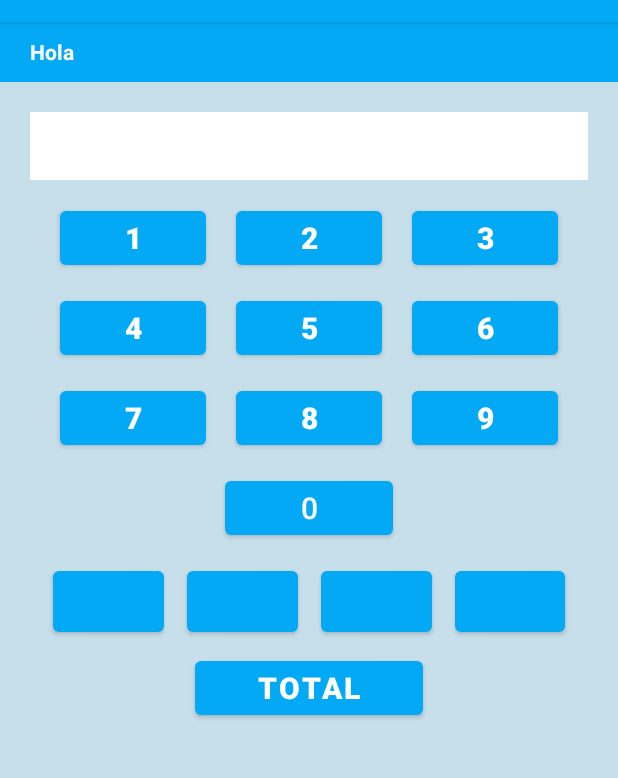
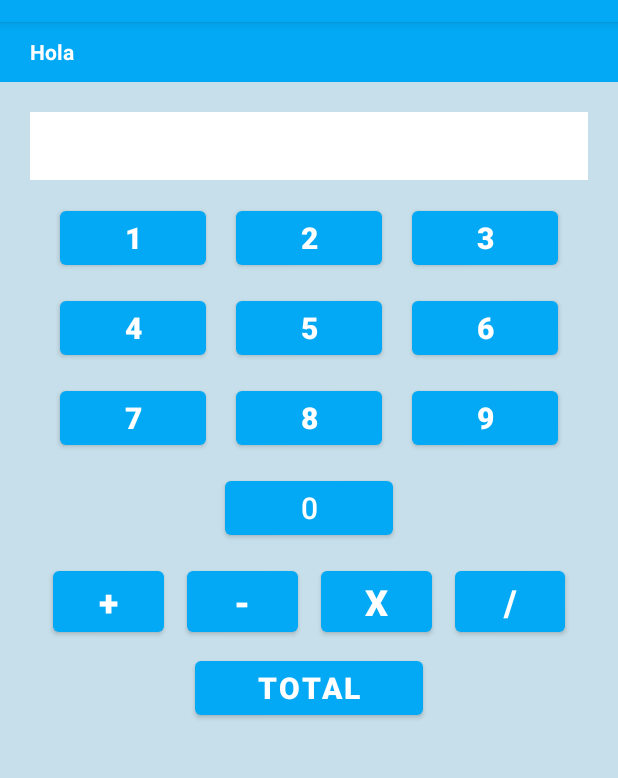
Before and after one commit to AngelaEspinosa2021/EjercicioParcialMoviles, an Android app: the screen it shows after launch (CalculadoraActivity), on a phone screen of 412 x 824 dp, the part 62-840 px from its top. Run offline under Robolectric (Android 15) with nearby library versions, the phone set to English and light mode, and no system bars.

```diff
--- a/EjercicioParcialUno/app/src/main/res/layout/activity_calculadora.xml
+++ b/EjercicioParcialUno/app/src/main/res/layout/activity_calculadora.xml
@@ -250,6 +250,7 @@
             android:layout_marginRight="15dp"
             android:layout_weight="1"
             android:width="30dp"
+            android:text="+"
             android:textSize="24sp"
             android:textStyle="bold"
             tools:text="+" />
@@ -261,6 +262,7 @@
             android:layout_marginRight="15dp"
             android:layout_weight="1"
             android:width="30dp"
+            android:text="-"
             android:textSize="24sp"
             android:textStyle="bold"
             tools:text="-" />
@@ -272,6 +274,7 @@
             android:layout_marginRight="15dp"
             android:layout_weight="1"
             android:width="30dp"
+            android:text="x"
             android:textSize="24sp"
             android:textStyle="bold"
             tools:text="x" />
@@ -283,6 +286,7 @@
             android:layout_marginRight="15dp"
             android:layout_weight="1"
             android:width="30dp"
+            android:text="/"
             android:textSize="24sp"
             android:textStyle="bold"
             tools:text="/" />
```
Also changed, not shown: EjercicioParcialUno/app/src/main/java/com/example/ejercicioparcialuno/CalculadoraActivity.java (+16 -0 lines).
